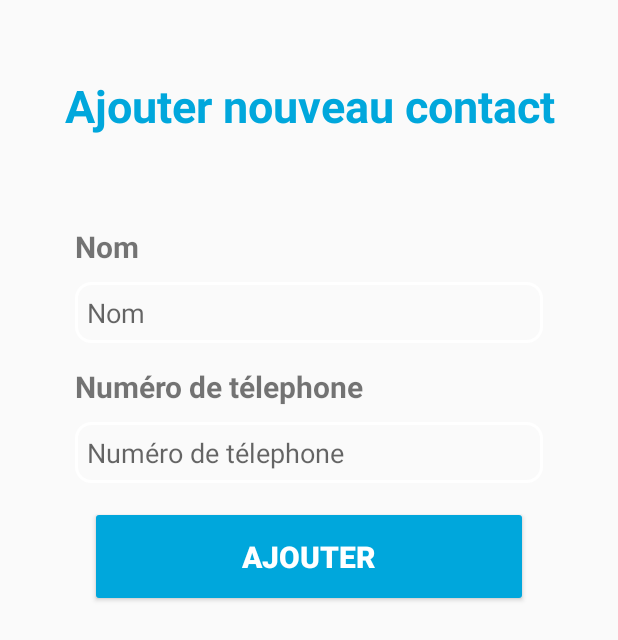
After one commit to Abdel-kobbi/Contact-app, an Android app: the AddContactForm screen opened directly, with no data from a screen before it, on a phone screen of 412 x 824 dp. The commit adds this screen. Shown: the top 640 px of the screen. Run offline under Robolectric (Android 15) with nearby library versions, the phone set to English and light mode, and no system bars.

Commit message:
add form contact activity

```diff
--- a/app/src/main/AndroidManifest.xml
+++ b/app/src/main/AndroidManifest.xml
@@ -13,6 +13,9 @@
         android:theme="@style/Theme.ContactApp"
         tools:targetApi="31">
         <activity
+            android:name=".AddContactForm"
+            android:exported="false" />
+        <activity
             android:name=".MainActivity"
             android:exported="true">
             <intent-filter>
--- /dev/null
+++ b/app/src/main/java/com/kobbi/contactapp/AddContactForm.java
@@ -0,0 +1,24 @@
+package com.kobbi.contactapp;
+
+import android.os.Bundle;
+
+import androidx.activity.EdgeToEdge;
+import androidx.appcompat.app.AppCompatActivity;
+import androidx.core.graphics.Insets;
+import androidx.core.view.ViewCompat;
+import androidx.core.view.WindowInsetsCompat;
+
+public class AddContactForm extends AppCompatActivity {
+
+    @Override
+    protected void onCreate(Bundle savedInstanceState) {
+        super.onCreate(savedInstanceState);
+        EdgeToEdge.enable(this);
+        setContentView(R.layout.activity_add_contact_form);
+        ViewCompat.setOnApplyWindowInsetsListener(findViewById(R.id.main), (v, insets) -> {
+            Insets systemBars = insets.getInsets(WindowInsetsCompat.Type.systemBars());
+            v.setPadding(systemBars.left, systemBars.top, systemBars.right, systemBars.bottom);
+            return insets;
+        });
+    }
+}
--- a/app/src/main/java/com/kobbi/contactapp/MainActivity.java
+++ b/app/src/main/java/com/kobbi/contactapp/MainActivity.java
@@ -1,6 +1,8 @@
 package com.kobbi.contactapp;
 
+import android.content.Intent;
 import android.os.Bundle;
+import android.widget.Button;
 import android.widget.ListView;
 
 import androidx.activity.EdgeToEdge;
@@ -15,6 +17,7 @@ import java.util.List;
 public class MainActivity extends AppCompatActivity {
 
     ListView contactList;
+    Button btnAdd;
 
     @Override
     protected void onCreate(Bundle savedInstanceState) {
@@ -28,6 +31,7 @@ public class MainActivity extends AppCompatActivity {
         });
 
         contactList = findViewById(R.id.contactList);
+        btnAdd = findViewById(R.id.btnAdd);
 
         List<Contact> contacts = new ArrayList<>();
         contacts.add(new Contact("Abdel", "0658545427"));
@@ -37,5 +41,10 @@ public class MainActivity extends AppCompatActivity {
         ContactAdapter contactAdapter = new ContactAdapter(getApplicationContext(), R.layout.item_contact, contacts);
 
         contactList.setAdapter(contactAdapter);
+
+        btnAdd.setOnClickListener(v -> {
+            Intent intent = new Intent(getApplicationContext(), AddContactForm.class);
+            startActivity(intent);
+        });
     }
 }
--- /dev/null
+++ b/app/src/main/res/drawable/border.xml
@@ -0,0 +1,12 @@
+<?xml version="1.0" encoding="utf-8"?>
+<shape xmlns:android="http://schemas.android.com/apk/res/android">
+    <stroke
+        android:width="2dp"
+        android:color="#FFF" /> <!-- Border width and color -->
+    <corners android:radius="10dp" /> <!-- Rounded corners -->
+    <padding
+        android:bottom="8dp"
+        android:left="8dp"
+        android:right="8dp"
+        android:top="8dp" />
+</shape>
--- /dev/null
+++ b/app/src/main/res/layout/activity_add_contact_form.xml
@@ -0,0 +1,78 @@
+<?xml version="1.0" encoding="utf-8"?>
+<LinearLayout xmlns:android="http://schemas.android.com/apk/res/android"
+    xmlns:app="http://schemas.android.com/apk/res-auto"
+    xmlns:tools="http://schemas.android.com/tools"
+    android:id="@+id/main"
+    android:layout_width="match_parent"
+    android:layout_height="match_parent"
+    android:gravity="center"
+    android:orientation="vertical"
+    tools:context=".AddContactForm">
+
+    <TextView
+        android:layout_width="match_parent"
+        android:layout_height="wrap_content"
+        android:layout_marginTop="50dp"
+        android:layout_marginBottom="10dp"
+        android:text="@string/addContact"
+        android:textAlignment="center"
+        android:textColor="@color/colorPrimary"
+        android:textSize="30sp"
+        android:textStyle="bold" />
+
+    <LinearLayout
+        android:layout_width="match_parent"
+        android:layout_height="match_parent"
+        android:orientation="vertical"
+        android:padding="50dp">
+
+        <TextView
+            android:layout_width="match_parent"
+            android:layout_height="wrap_content"
+            android:layout_marginBottom="10dp"
+            android:text="@string/editName"
+            android:textSize="20sp"
+            android:textStyle="bold" />
+
+        <EditText
+            android:id="@+id/contactName"
+            android:layout_width="match_parent"
+            android:layout_height="wrap_content"
+            android:autofillHints="name"
+            android:background="@drawable/border"
+            android:hint="@string/editName"
+            android:inputType="textPersonName" />
+
+        <TextView
+            android:layout_width="match_parent"
+            android:layout_height="wrap_content"
+            android:layout_marginTop="15dp"
+            android:layout_marginBottom="10dp"
+            android:text="@string/editPhone"
+            android:textSize="20sp"
+            android:textStyle="bold" />
+
+        <EditText
+            android:id="@+id/contactPhone"
+            android:layout_width="match_parent"
+            android:layout_height="wrap_content"
+            android:autofillHints="phone"
+            android:background="@drawable/border"
+            android:hint="@string/editPhone"
+            android:inputType="phone" />
+
+        <Button
+            android:id="@+id/btnAdd"
+            android:layout_width="match_parent"
+            android:layout_height="wrap_content"
+            android:layout_marginHorizontal="10dp"
+            android:layout_marginTop="15dp"
+            android:backgroundTint="@color/colorPrimary"
+            android:padding="20dp"
+            android:text="@string/btnAdd"
+            android:textColor="@color/white"
+            android:textSize="20sp"
+            android:textStyle="bold" />
+    </LinearLayout>
+
+</LinearLayout>
--- a/app/src/main/res/values/strings.xml
+++ b/app/src/main/res/values/strings.xml
@@ -4,4 +4,7 @@
     <string name="contactName">Abdel khaliq kobbi</string>
     <string name="contactPhone">0658545427</string>
     <string name="btnAdd">Ajouter</string>
+    <string name="editName">Nom</string>
+    <string name="editPhone">Numéro de télephone</string>
+    <string name="addContact">Ajouter nouveau contact</string>
 </resources>
```
